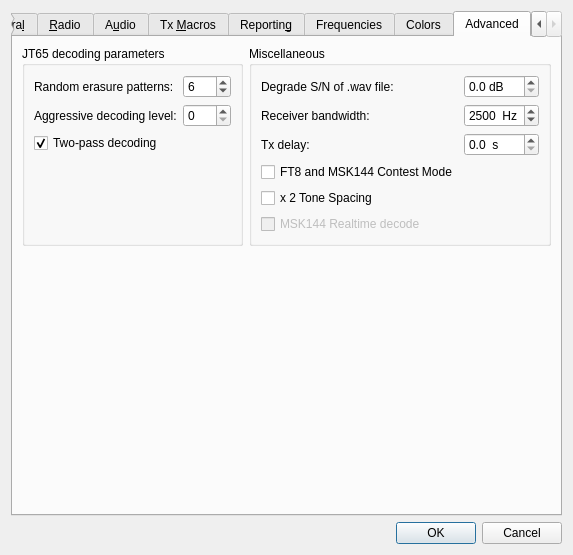
Above: Configuration.ui from saitohirga/WSJT-X before the change. Below: the same form after it.
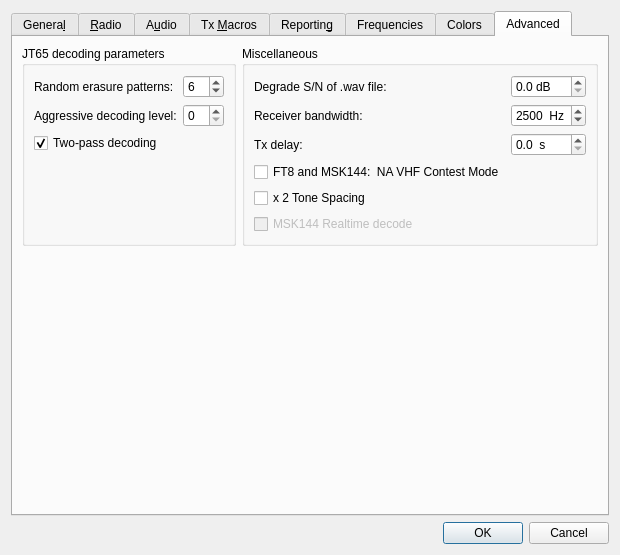
That is the form after the change. The open tabs and pages were chosen to show the change.

Commit message: Correct the behavior of FT8 in "NA VHF Contest mode".

What changed in the file:
```diff
--- a/Configuration.ui
+++ b/Configuration.ui
@@ -2342,7 +2342,7 @@
              <string>&lt;html&gt;&lt;head/&gt;&lt;body&gt;&lt;p&gt;Exchange 4-character grid locators instead of reports. See User Guide for details.&lt;/p&gt;&lt;/body&gt;&lt;/html&gt;</string>
             </property>
             <property name="text">
-             <string>FT8 and MSK144 Contest Mode</string>
+             <string>FT8 and MSK144:  NA VHF Contest Mode</string>
             </property>
            </widget>
           </item>
```
Left out of the diff: 8 changed lines with no effect on the pictures. The commit also changes 1 other file.
